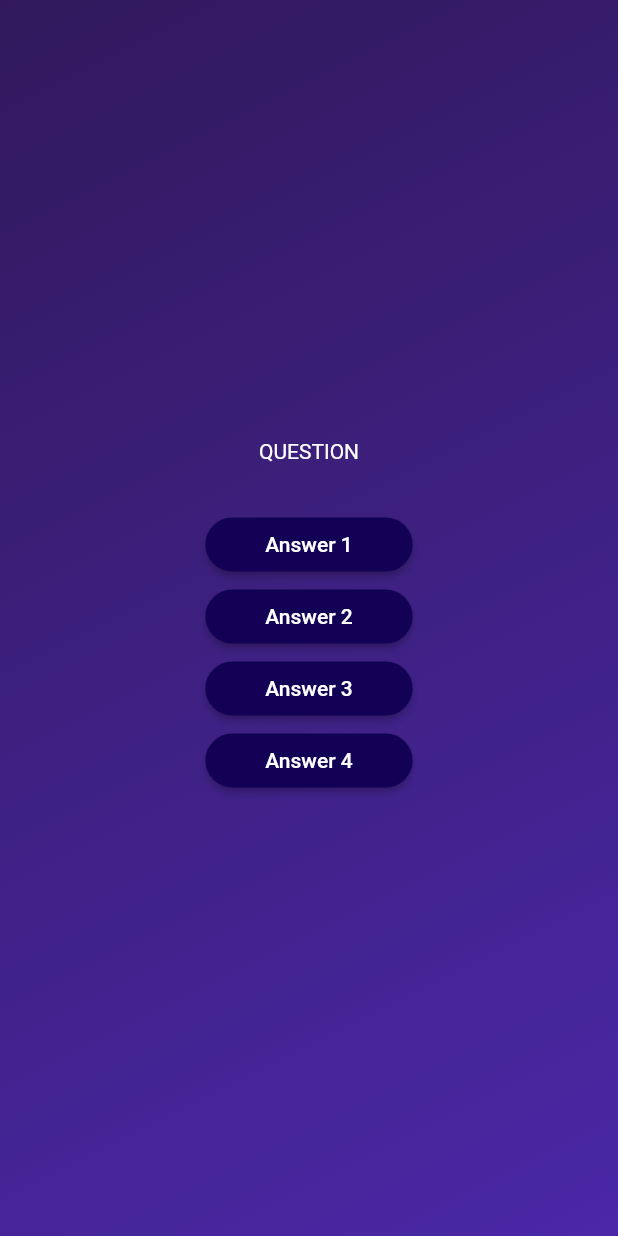
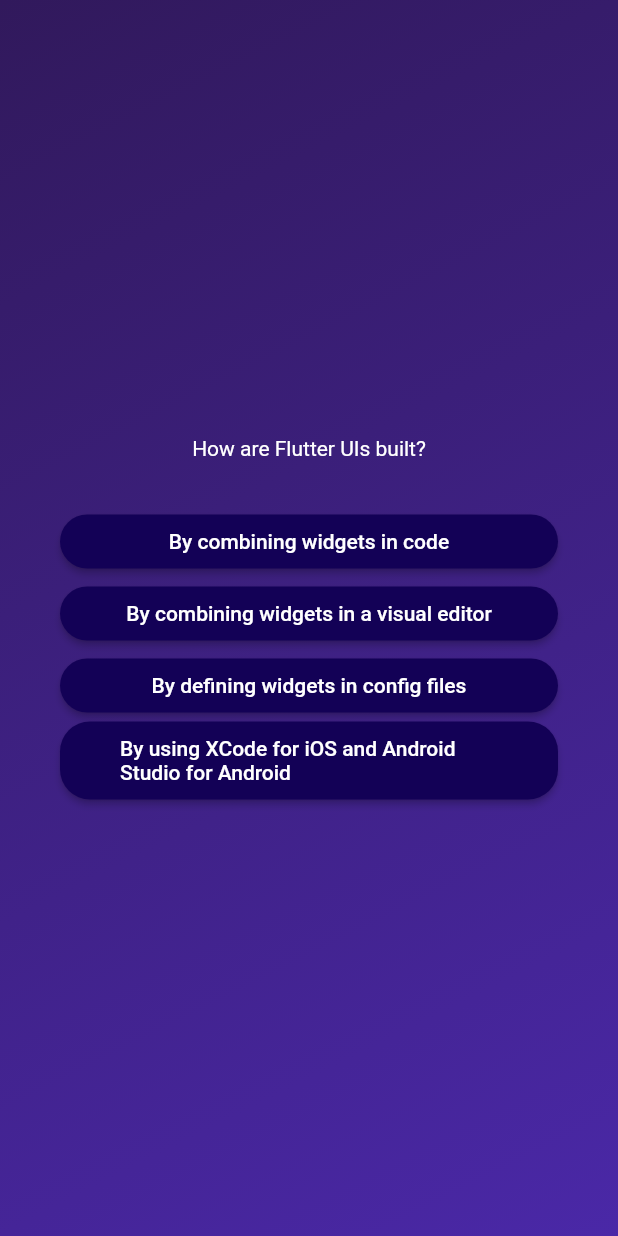
Before and after one commit to satyajeetmanu/quiz_app, a Flutter app: the screen it shows after launch, after a tap on "Start Quiz", on a phone screen of 412 x 824 dp. Run offline on Flutter 3.47's test engine with Material 2 defaults, Android fonts, the phone set to English and light mode, and no system bars.

Commit message:
used map and spread operator to convert list of answers to a list of answer buttons and display them

```diff
--- a/lib/questions_screen.dart
+++ b/lib/questions_screen.dart
@@ -1,5 +1,6 @@
 import 'package:flutter/material.dart';
 import 'package:quiz_app/answer_button.dart';
+import 'package:quiz_app/data/questions.dart';
 
 class QuestionsScreen extends StatefulWidget {
   const QuestionsScreen({super.key});
@@ -11,23 +12,28 @@ class QuestionsScreen extends StatefulWidget {
 class _QuestionsScreenState extends State<QuestionsScreen> {
   @override
   Widget build(BuildContext context) {
+    final currentQuestion = questions[1];
     return SizedBox(
       width: double.infinity,
+      child: Container(
+        margin: const EdgeInsets.all(40),
         child: Column(
           mainAxisAlignment: MainAxisAlignment.center,
+          crossAxisAlignment: CrossAxisAlignment.stretch,
           children: [
-          const Text(
-            'QUESTION',
-            style: TextStyle(color: Colors.white),
+            Text(
+              currentQuestion.text,
+              style: const TextStyle(color: Colors.white),
+              textAlign: TextAlign.center,
             ),
             const SizedBox(
               height: 30,
             ),
-          AnswerButton('Answer 1', () {}),
-          AnswerButton('Answer 2', () {}),
-          AnswerButton('Answer 3', () {}),
-          AnswerButton('Answer 4', () {}),
+            ...currentQuestion.answers.map(
+              (item) => AnswerButton(item, () {}),
+            ),
           ],
+        ),
       ),
     );
   }
--- a/notes.txt
+++ b/notes.txt
@@ -3,13 +3,19 @@
 
 > initState(): executes once after the object of the state has been created
 
-Every Flutter Widget has a built-in lifecycle: A collection of methods that are automatically executed
+> Every Flutter Widget has a built-in lifecycle: A collection of methods that are automatically executed
     by Flutter (at certain points of time).
 
-There are three extremely important (stateful) widget lifecycle methods you should be aware of:
+> There are three extremely important (stateful) widget lifecycle methods you should be aware of:
 
-initState(): Executed by Flutter when the StatefulWidget's State object is initialized
+    1. initState(): Executed by Flutter when the StatefulWidget's State object is initialized
 
-build(): Executed by Flutter when the Widget is built for the first time AND after setState() was called
+    2. build(): Executed by Flutter when the Widget is built for the first time AND after setState() was called
 
-dispose(): Executed by Flutter right before the Widget will be deleted (e.g., because it was displayed conditionally)
+    3. dispose(): Executed by Flutter right before the Widget will be deleted (e.g., because it was displayed
+         conditionally)
+
+> .map((item){}) -> used to convert a list of certain type into a list of any different type. The anonymous
+    function will be called for each 'item' in the list.
+> ...   -> this operator is used to 'spread' the list. Pulls the items out of the list and places them as comma
+    sparated values.
```
Lines whose indentation alone changed are shown as unchanged.
